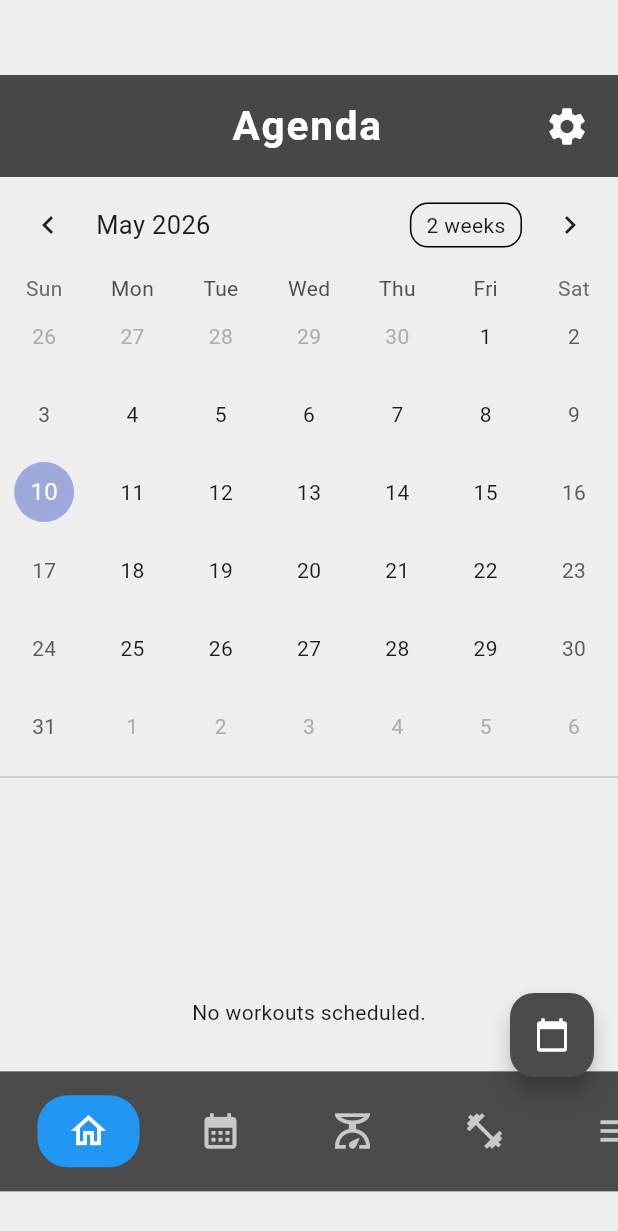
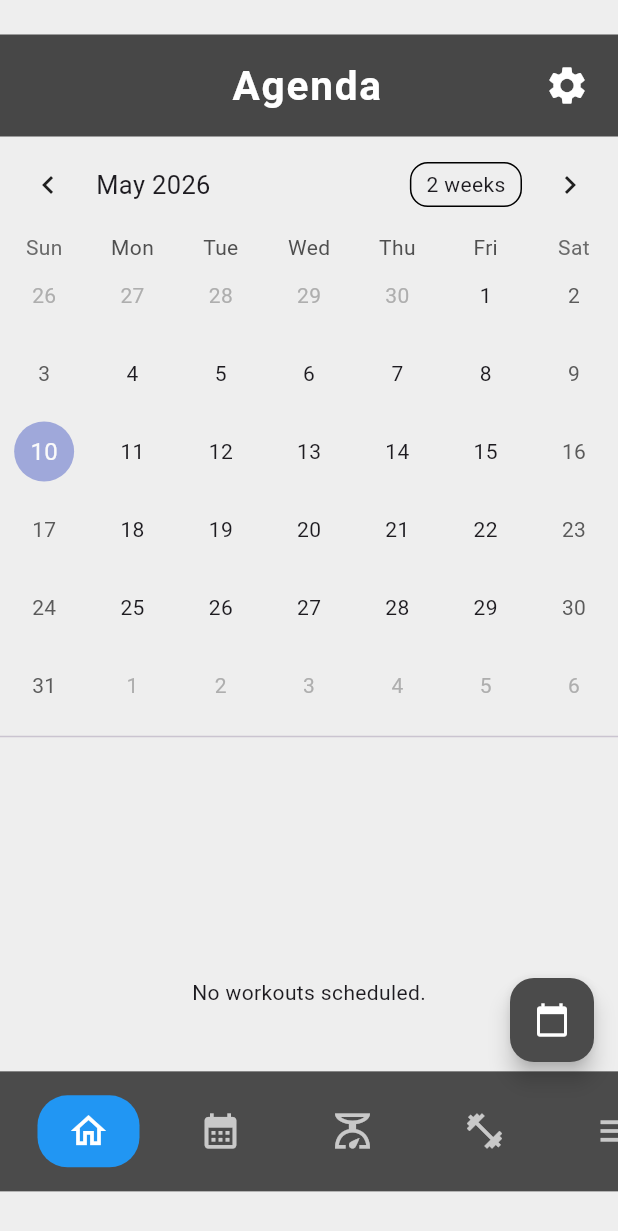
Before and after one commit to noMBavailable/Fitness-app, a Flutter app: the AgendaScreen screen opened directly with empty values, on a phone screen of 412 x 824 dp. Shown: the top 1231 px of the screen. Run offline on Flutter 3.47's test engine with Material 3 defaults, Android fonts, the phone set to English and light mode, and no system bars; drawn by our look-alikes of table_calendar; our stand-ins replace fl_chart.

Commit message:
First Test Patch 0.25_1
Updated scripts:
Agenda_screen.dart
Custom_header.dart

> Agenda_screen.dart:
Changed height of button

> Custom_header.dart:
Changed height header

```diff
--- a/lib/screens/agenda_screen.dart
+++ b/lib/screens/agenda_screen.dart
@@ -34,7 +34,7 @@ class _AgendaScreenState extends State<AgendaScreen> {
 
       // 5. PUSH FAB NORTH
       floatingActionButton: Padding(
-        padding: const EdgeInsets.only(bottom: 90), // Pushes it above the Navbar
+        padding: const EdgeInsets.only(bottom: 100), // Pushes it above the Navbar
         child: FloatingActionButton(
           backgroundColor: Color.fromARGB(255, 75, 75, 75), // Match your dock color
           onPressed: _showSchedulePicker,
--- a/lib/widgets/custom_header.dart
+++ b/lib/widgets/custom_header.dart
@@ -13,7 +13,7 @@ class CustomHeader extends StatelessWidget {
   @override
   Widget build(BuildContext context) {
     return Container(
-      margin: const EdgeInsets.only(top: 50),
+      margin: const EdgeInsets.only(top: 23),
       padding: const EdgeInsets.symmetric(vertical: 10, horizontal: 10),
       decoration: BoxDecoration(color: Colors.black.withValues(alpha: 0.7)),
       child: Row(
```
